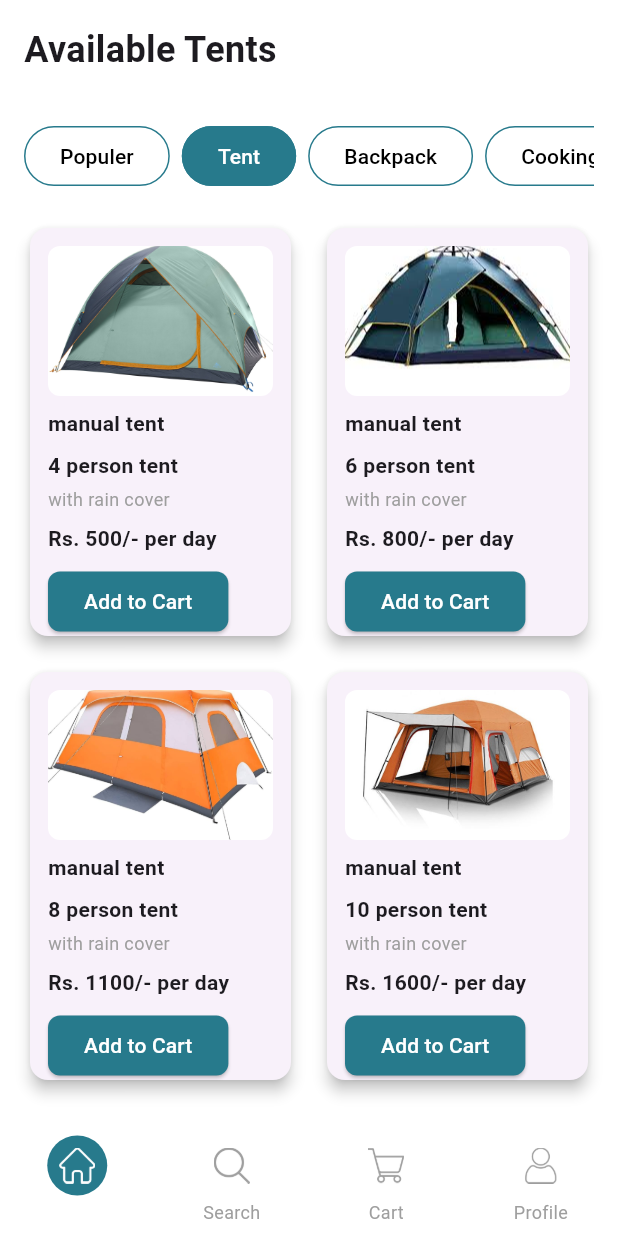
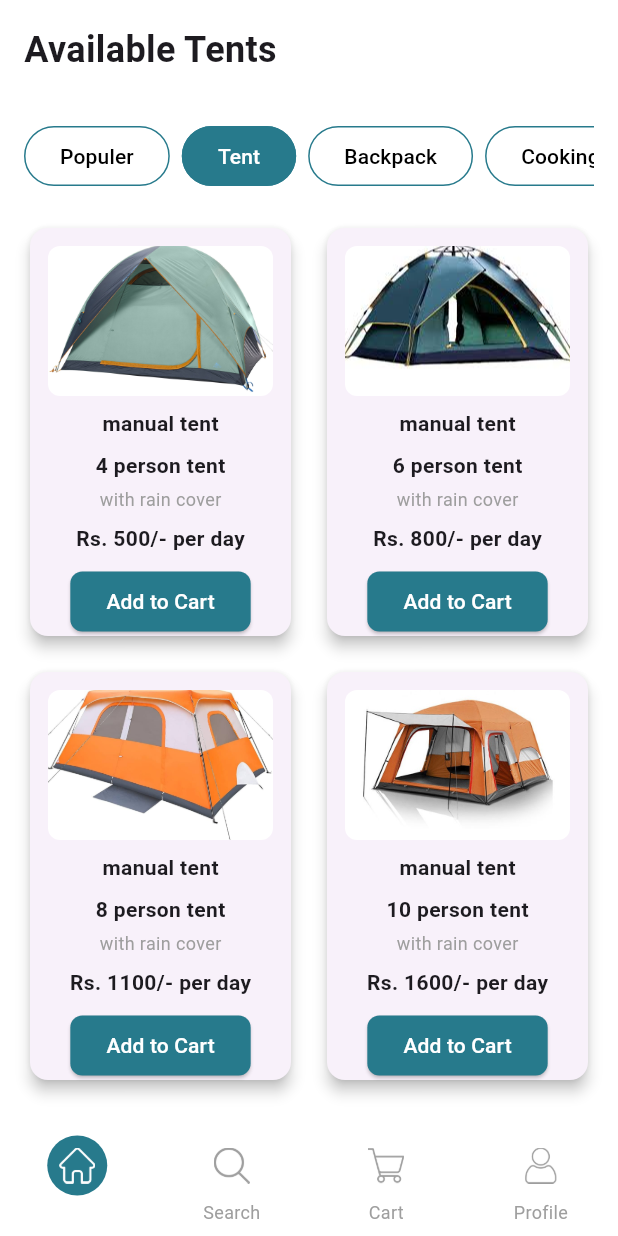
Before and after one commit to Chanukaisuru/CampKit, a Flutter app: the TentPage screen opened directly, on a phone screen of 412 x 824 dp. Run offline on Flutter 3.47's test engine with Material 3 defaults, Android fonts, the light colour scheme and no system bars.

Commit message:
elements get center in the card

```diff
--- a/lib/category_pages/tent/tent_card.dart
+++ b/lib/category_pages/tent/tent_card.dart
@@ -25,7 +25,7 @@ class TentCard extends StatelessWidget {
       child: Container(
         padding: const EdgeInsets.all(12.0),
         child: Column(
-          crossAxisAlignment: CrossAxisAlignment.start,
+          crossAxisAlignment: CrossAxisAlignment.center,
           children: [
             ClipRRect(
               borderRadius: BorderRadius.circular(8.0),
```
